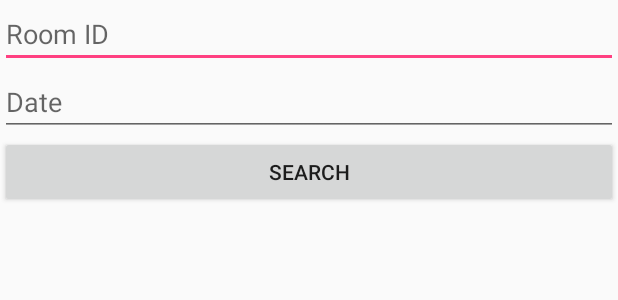
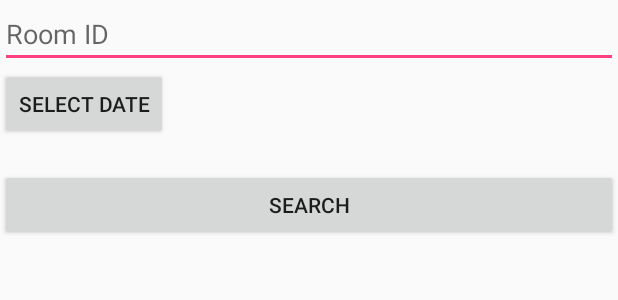
Before and after one commit to SabreUrn/RoomReservations, an Android app: the layout activity_search_reservations.xml on its own in the app's theme, with its tools: preview values and no code run, on a phone screen of 412 x 824 dp. Shown: the top 300 px of the screen. Run offline under Robolectric (Android 15) with nearby library versions, the phone set to English and light mode, and no system bars.

```diff
--- a/app/src/main/res/layout/activity_login.xml
+++ b/app/src/main/res/layout/activity_login.xml
@@ -24,15 +24,13 @@
 		android:inputType="textPassword"
 	/>
 
-	<!--
 	<CheckBox
-		android:id="@+id/login_remember_CheckBox"
+		android:id="@+id/login_remember_Checkbox"
 		android:layout_width="wrap_content"
 		android:layout_height="wrap_content"
 		android:checked="true"
 		android:hint="Remember"
 	/>
-	-->
 
 	<Button
 		android:layout_width="match_parent"
--- a/app/src/main/res/layout/activity_main.xml
+++ b/app/src/main/res/layout/activity_main.xml
@@ -28,4 +28,10 @@
 		android:text="Search Reservations"
 	/>
 
+	<Button
+		android:layout_width="match_parent"
+		android:layout_height="wrap_content"
+		android:onClick="logout"
+		android:text="Logout" />
+
 </LinearLayout>
--- a/app/src/main/res/layout/activity_search_reservations.xml
+++ b/app/src/main/res/layout/activity_search_reservations.xml
@@ -13,11 +13,16 @@
 		android:layout_height="wrap_content"
 		android:hint="Room ID" />
 
-	<EditText
-		android:id="@+id/search_date_EditText"
-		android:layout_width="match_parent"
+	<Button
+		android:id="@+id/search_date_Button"
+		android:layout_width="wrap_content"
 		android:layout_height="wrap_content"
-		android:hint="Date" />
+		android:onClick="setDate"
+		android:text="Select date"/>
+	<TextView
+		android:id="@+id/search_date_TextView"
+		android:layout_width="wrap_content"
+		android:layout_height="wrap_content" />
 
 	<Button
 		android:layout_width="match_parent"
```
Also changed, not shown: app/src/main/java/com/example/sabreurn/roomreservations/AddReservation.java (+3 -28 lines), app/src/main/java/com/example/sabreurn/roomreservations/Login.java (+38 -34 lines), app/src/main/java/com/example/sabreurn/roomreservations/MainActivity.java (+19 -3 lines), app/src/main/java/com/example/sabreurn/roomreservations/SearchReservations.java (+42 -5 lines).
